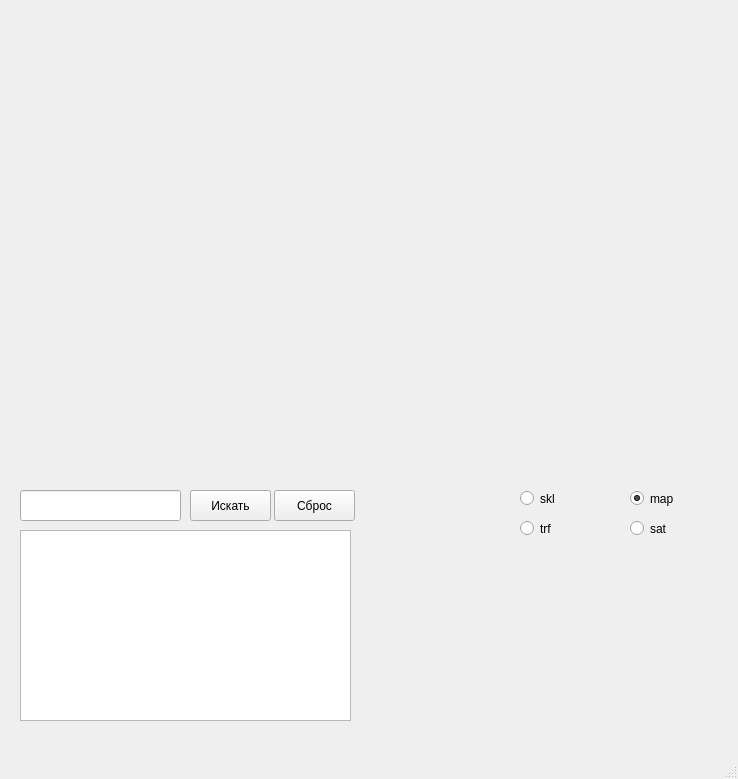
Qt form 1.ui (Charmink/Api) before a commit.
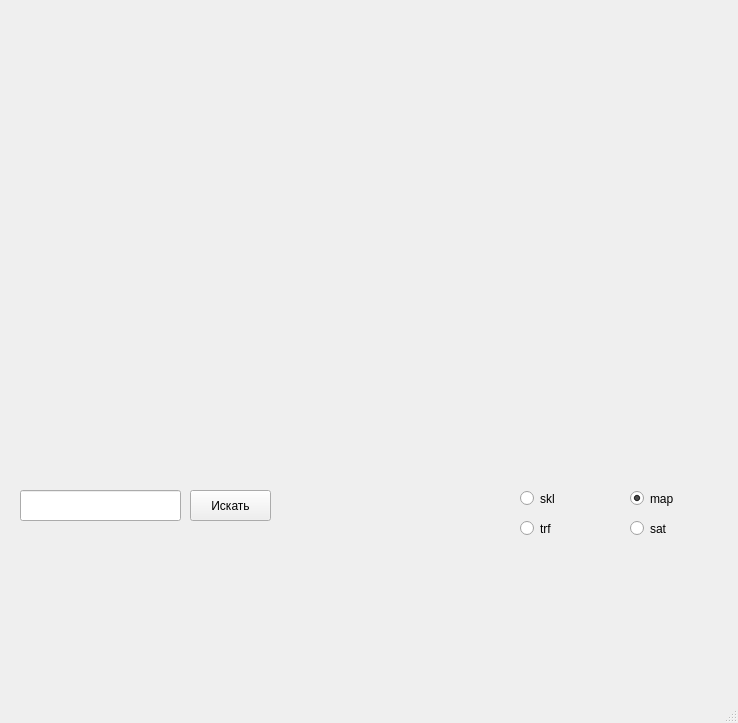
The same form after that commit.

```diff
--- a/1.ui
+++ b/1.ui
@@ -7,7 +7,7 @@
     <x>0</x>
     <y>0</y>
     <width>738</width>
-    <height>779</height>
+    <height>723</height>
    </rect>
   </property>
   <property name="windowTitle">
@@ -140,35 +140,6 @@
      <string>Искать</string>
     </property>
    </widget>
-   <widget class="QPushButton" name="pushButton_2">
-    <property name="geometry">
-     <rect>
-      <x>274</x>
-      <y>490</y>
-      <width>81</width>
-      <height>31</height>
-     </rect>
-    </property>
-    <property name="focusPolicy">
-     <enum>Qt::NoFocus</enum>
-    </property>
-    <property name="text">
-     <string>Сброс</string>
-    </property>
-   </widget>
-   <widget class="QTextBrowser" name="textBrowser">
-    <property name="geometry">
-     <rect>
-      <x>20</x>
-      <y>530</y>
-      <width>331</width>
-      <height>191</height>
-     </rect>
-    </property>
-    <property name="focusPolicy">
-     <enum>Qt::NoFocus</enum>
-    </property>
-   </widget>
   </widget>
   <widget class="QMenuBar" name="menubar">
    <property name="geometry">
```
